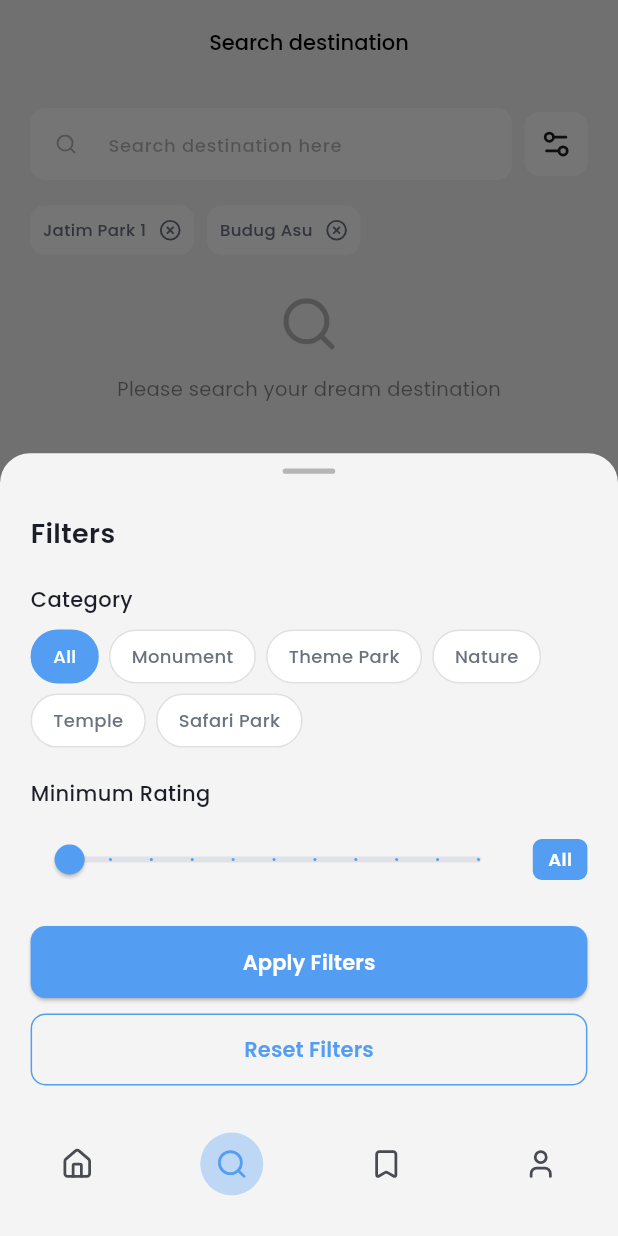
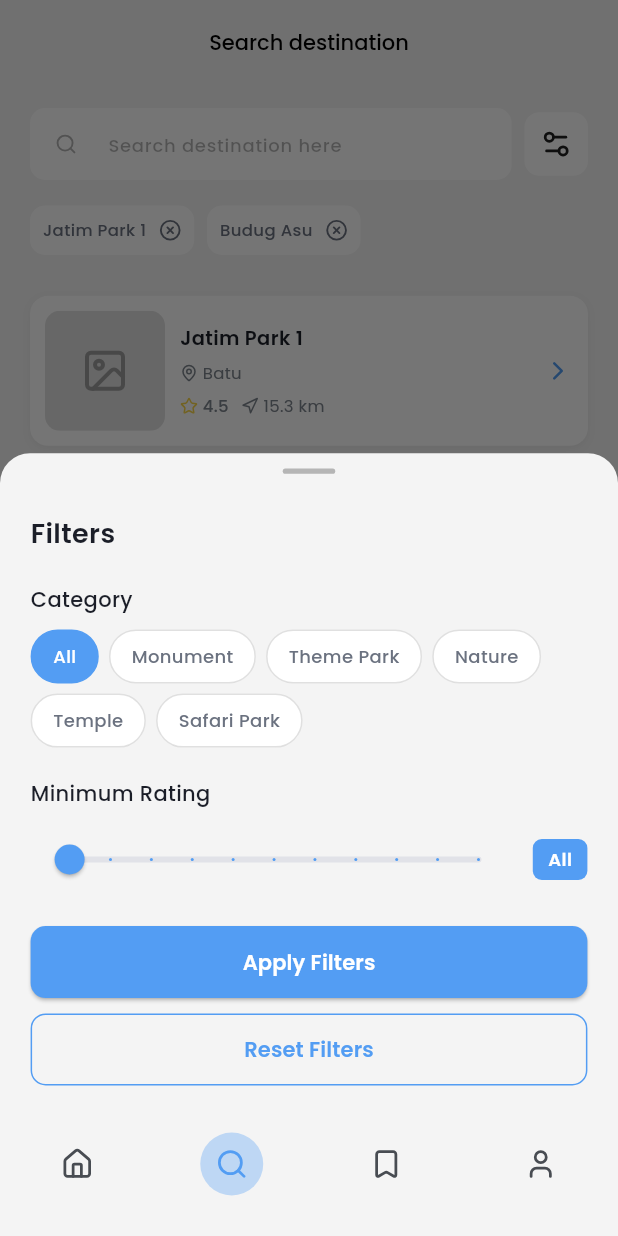
Before and after one commit to hazz01/Loka, a Flutter app: the SearchPage screen opened by its route, after a tap on an icon or button, on a phone screen of 412 x 824 dp. Run offline on Flutter 3.47's test engine with Material 3 defaults, Android fonts, the light colour scheme and no system bars; our stand-ins replace flutter_riverpod, go_router, google_fonts, lucide_icons_flutter, toastification, webview_flutter; missing offline and left inert: card_loading, mapbox_maps_flutter, webview_flutter_android, webview_flutter_wkwebview; network calls fail.

Commit message:
Commit 2

```diff
--- a/lib/features/search/pages/search_page.dart
+++ b/lib/features/search/pages/search_page.dart
@@ -1,27 +1,11 @@
 import 'package:flutter/material.dart';
 import 'package:lucide_icons_flutter/lucide_icons.dart';
+import 'package:go_router/go_router.dart';
 import 'package:card_loading/card_loading.dart';
 
-// Destination Model
-class Destination {
-  final String id;
-  final String name;
-  final String distance;
-  final double rating;
-  final String image;
-  final String category;
-  final String location;
-
-  Destination({
-    required this.id,
-    required this.name,
-    required this.distance,
-    required this.rating,
-    required this.image,
-    required this.category,
-    required this.location,
-  });
-}
+// Use shared destination model and mock data so detail pages can resolve IDs
+import '../../../shared/data/models.dart';
+import '../../../shared/data/mock_data_source.dart';
 
 class SearchPage extends StatefulWidget {
   const SearchPage({super.key});
@@ -38,73 +22,18 @@ class _SearchPageState extends State<SearchPage> {
   String selectedPriceRange = "All";
   double selectedRating = 0.0;
   bool _isSearching = false;
-
-  // Dummy data destinations
-  final List<Destination> allDestinations = [
-    Destination(
-      id: "1",
-      name: "Monas - National Monument",
-      distance: "5 Km from you",
-      rating: 4.4,
-      image: "https://images.unsplash.com/photo-1555899242-2e3b0faaf4ef?w=400",
-      category: "Monument",
-      location: "Jakarta",
-    ),
-    Destination(
-      id: "2",
-      name: "Jatim Park 1",
-      distance: "12 Km from you",
-      rating: 4.7,
-      image:
-          "https://images.unsplash.com/photo-1594138247273-15b480a8e536?w=400",
-      category: "Theme Park",
-      location: "Malang",
-    ),
-    Destination(
-      id: "3",
-      name: "Budug Asu Waterfall",
-      distance: "8 Km from you",
-      rating: 4.5,
-      image:
-          "https://images.unsplash.com/photo-1432405972618-c60b0225b8f9?w=400",
-      category: "Nature",
-      location: "Malang",
-    ),
-    Destination(
-      id: "4",
-      name: "Borobudur Temple",
-      distance: "150 Km from you",
-      rating: 4.9,
-      image: "https://images.unsplash.com/photo-1556575849-d5ceb0d1d8c5?w=400",
-      category: "Temple",
-      location: "Yogyakarta",
-    ),
-    Destination(
-      id: "5",
-      name: "Prambanan Temple",
-      distance: "145 Km from you",
-      rating: 4.8,
-      image:
-          "https://images.unsplash.com/photo-1591766353639-747bb0a0f5e2?w=400",
-      category: "Temple",
-      location: "Yogyakarta",
-    ),
-    Destination(
-      id: "6",
-      name: "Taman Safari Indonesia",
-      distance: "60 Km from you",
-      rating: 4.6,
-      image:
-          "https://images.unsplash.com/photo-1564760055775-d63b17a55c44?w=400",
-      category: "Safari Park",
-      location: "Bogor",
-    ),
-  ];
+  // Use mock data from shared MockDataSource so detail page can find the
+  // destination by id. Copy the list to avoid accidental mutation of the
+  // original mock list.
+  final List<Destination> allDestinations = List<Destination>.from(
+    MockDataSource.destinations,
+  );
 
   @override
   void initState() {
     super.initState();
-    // Don't initialize filteredDestinations - keep it empty until user searches
+    // Initialize to show all destinations by default
+    filteredDestinations = List<Destination>.from(allDestinations);
   }
 
   @override
@@ -123,7 +52,8 @@ class _SearchPageState extends State<SearchPage> {
       if (!mounted) return;
       setState(() {
         if (query.isEmpty) {
-          filteredDestinations = [];
+          // show all destinations when query is empty
+          filteredDestinations = List<Destination>.from(allDestinations);
         } else {
           filteredDestinations = allDestinations.where((destination) {
             return destination.name.toLowerCase().contains(
@@ -459,15 +389,22 @@ class _SearchPageState extends State<SearchPage> {
   }
 
   Future<void> _onRefreshSearch() async {
-    // reset search state to simulate a refresh
+    // Simulate a refresh: show skeletons briefly then restore full list
+    setState(() {
+      _isSearching = true;
+    });
+
+    await Future.delayed(const Duration(milliseconds: 350));
+
+    if (!mounted) return;
     setState(() {
       searchController.clear();
-      filteredDestinations = [];
       selectedCategory = "All";
       selectedRating = 0.0;
+      // restore all destinations after refresh
+      filteredDestinations = List<Destination>.from(allDestinations);
+      _isSearching = false;
     });
-
-    await Future.delayed(const Duration(milliseconds: 300));
   }
 
   Widget _buildDestinationCard(
@@ -475,16 +412,25 @@ class _SearchPageState extends State<SearchPage> {
     bool isSmallScreen,
     double scale,
   ) {
+    // Use styling similar to ExplorePage's destination card and make sure we
+    // reference the shared model fields (imageUrl, distance as double).
+    final imageSize = isSmallScreen ? 80.0 : 100.0;
+    final imagePlaceholderIconSize = isSmallScreen ? 32.0 : 40.0;
+    final titleFontSize = isSmallScreen ? 13.0 : 16.0;
+    final subtitleFontSize = isSmallScreen ? 11.0 : 13.0;
+    final iconSize = isSmallScreen ? 12.0 : 14.0;
+    final chevronSize = isSmallScreen ? 20.0 : 24.0;
+    final spacingWidth = isSmallScreen ? 10.0 : 16.0;
+    final cardPadding = isSmallScreen ? 10.0 : 12.0;
+    final imageRadius = isSmallScreen ? 10.0 : 12.0;
+
     return GestureDetector(
-      onTap: () {
-        // Navigation to detail page
-        // context.go('/detail/${destination.id}');
-      },
+      onTap: () => context.go('/detail/${destination.id}'),
       child: Container(
-        padding: EdgeInsets.all((16 * scale).clamp(14.0, 18.0)),
+        padding: EdgeInsets.all(cardPadding),
         decoration: BoxDecoration(
           color: Colors.white,
-          borderRadius: BorderRadius.circular(isSmallScreen ? 10 : 12),
+          borderRadius: BorderRadius.circular(12),
           boxShadow: [
             BoxShadow(
               color: Colors.black.withOpacity(0.05),
@@ -496,29 +442,29 @@ class _SearchPageState extends State<SearchPage> {
         child: Row(
           children: [
             ClipRRect(
-              borderRadius: BorderRadius.circular(isSmallScreen ? 10 : 12),
+              borderRadius: BorderRadius.circular(imageRadius),
               child: Image.network(
-                destination.image,
-                width: (80 * scale).clamp(70.0, 90.0),
-                height: (80 * scale).clamp(70.0, 90.0),
+                destination.imageUrl,
+                width: imageSize,
+                height: imageSize,
                 fit: BoxFit.cover,
                 errorBuilder: (context, error, stackTrace) {
                   return Container(
-                    width: (80 * scale).clamp(70.0, 90.0),
-                    height: (80 * scale).clamp(70.0, 90.0),
+                    width: imageSize,
+                    height: imageSize,
                     color: Colors.grey[300],
                     child: Icon(
                       LucideIcons.image,
-                      color: Colors.grey[400],
-                      size: (32 * scale).clamp(28.0, 36.0),
+                      color: Colors.grey,
+                      size: imagePlaceholderIconSize,
                     ),
                   );
                 },
                 loadingBuilder: (context, child, loadingProgress) {
                   if (loadingProgress == null) return child;
                   return Container(
-                    width: (80 * scale).clamp(70.0, 90.0),
-                    height: (80 * scale).clamp(70.0, 90.0),
+                    width: imageSize,
+                    height: imageSize,
                     color: Colors.grey[200],
                     child: Center(
                       child: CircularProgressIndicator(
@@ -532,53 +478,72 @@ class _SearchPageState extends State<SearchPage> {
                 },
               ),
             ),
-            SizedBox(width: (16 * scale).clamp(12.0, 20.0)),
+            SizedBox(width: spacingWidth),
             Expanded(
               child: Column(
                 crossAxisAlignment: CrossAxisAlignment.start,
                 children: [
+                  Text(
+                    destination.name,
+                    style: TextStyle(
+                      fontSize: titleFontSize,
+                      fontWeight: FontWeight.w600,
+                      color: const Color(0xFF1B1E28),
+                    ),
+                    maxLines: 2,
+                    overflow: TextOverflow.ellipsis,
+                  ),
+                  SizedBox(height: isSmallScreen ? 6 : 8),
                   Row(
                     children: [
                       Icon(
                         LucideIcons.mapPin,
-                        size: (16 * scale).clamp(14.0, 18.0),
+                        size: iconSize,
                         color: const Color(0xFF7D848D),
                       ),
-                      SizedBox(width: (5 * scale).clamp(4.0, 6.0)),
-                      Text(
-                        destination.distance,
+                      SizedBox(width: isSmallScreen ? 3 : 4),
+                      Expanded(
+                        child: Text(
+                          destination.location,
                           style: TextStyle(
-                          fontSize: (13 * scale).clamp(12.0, 14.0),
+                            fontSize: subtitleFontSize,
                             color: const Color(0xFF7D848D),
                             fontWeight: FontWeight.normal,
+                          ),
+                          maxLines: 1,
+                          overflow: TextOverflow.ellipsis,
                         ),
                       ),
                     ],
                   ),
-                  SizedBox(height: (8 * scale).clamp(6.0, 10.0)),
-                  Text(
-                    destination.name,
-                    style: TextStyle(
-                      fontSize: (14 * scale).clamp(13.0, 15.0),
-                      fontWeight: FontWeight.w500,
-                      color: const Color(0xFF1B1E28),
-                    ),
-                    maxLines: 1,
-                    overflow: TextOverflow.ellipsis,
-                  ),
-                  SizedBox(height: (8 * scale).clamp(6.0, 10.0)),
+                  SizedBox(height: isSmallScreen ? 6 : 8),
                   Row(
                     children: [
                       Icon(
                         LucideIcons.star,
-                        size: (16 * scale).clamp(14.0, 18.0),
+                        size: iconSize,
+                        color: const Color(0xFFF8D548),
+                      ),
+                      SizedBox(width: isSmallScreen ? 3 : 4),
+                      Text(
+                        destination.rating.toStringAsFixed(1),
+                        style: TextStyle(
+                          fontSize: subtitleFontSize,
+                          color: const Color(0xFF7D848D),
+                          fontWeight: FontWeight.w500,
+                        ),
+                      ),
+                      SizedBox(width: isSmallScreen ? 8 : 12),
+                      Icon(
+                        LucideIcons.navigation,
+                        size: iconSize,
                         color: const Color(0xFF7D848D),
                       ),
-                      SizedBox(width: (5 * scale).clamp(4.0, 6.0)),
+                      SizedBox(width: isSmallScreen ? 3 : 4),
                       Text(
-                        destination.rating.toString(),
+                        '${destination.distance.toStringAsFixed(1)} km',
                         style: TextStyle(
-                          fontSize: (13 * scale).clamp(12.0, 14.0),
+                          fontSize: subtitleFontSize,
                           color: const Color(0xFF7D848D),
                           fontWeight: FontWeight.normal,
                         ),
@@ -591,7 +556,7 @@ class _SearchPageState extends State<SearchPage> {
             Icon(
               LucideIcons.chevronRight,
               color: const Color(0xFF539DF3),
-              size: (24 * scale).clamp(22.0, 26.0),
+              size: chevronSize,
             ),
           ],
         ),
@@ -759,39 +724,9 @@ class _SearchPageState extends State<SearchPage> {
                     }).toList(),
                   ),
                 ),
-              // Placeholder text - show when no search and no filters (below history)
-              if (searchController.text.isEmpty &&
-                  selectedCategory == "All" &&
-                  selectedRating == 0.0)
-                Padding(
-                  padding: EdgeInsets.only(top: (30 * scale).clamp(24.0, 36.0)),
-                  child: Column(
-                    children: [
-                      Icon(
-                        LucideIcons.search,
-                        size: (48 * scale).clamp(40.0, 56.0),
-                        color: Colors.black26,
-                      ),
-                      SizedBox(height: (16 * scale).clamp(12.0, 20.0)),
-                      Text(
-                        "Please search your dream destination",
-                        style: TextStyle(
-                          fontSize: (14 * scale).clamp(13.0, 15.0),
-                          color: Colors.black45,
-                          fontWeight: FontWeight.w400,
-                        ),
-                      ),
-                    ],
-                  ),
-                ),
-              if (searchController.text.isNotEmpty ||
-                  selectedCategory != "All" ||
-                  selectedRating > 0.0)
-                SizedBox(height: (30 * scale).clamp(24.0, 36.0)),
-              // Search Results - only show when user has searched or applied filters
-              if (searchController.text.isNotEmpty ||
-                  selectedCategory != "All" ||
-                  selectedRating > 0.0)
+              SizedBox(height: (20 * scale).clamp(16.0, 24.0)),
+              // Search Results - always show results (defaults to all destinations)
+              SizedBox(height: (12 * scale).clamp(10.0, 16.0)),
               if (_isSearching)
                 Column(
                   children: List.generate(5, (index) {
```
Lines whose indentation alone changed are shown as unchanged.
